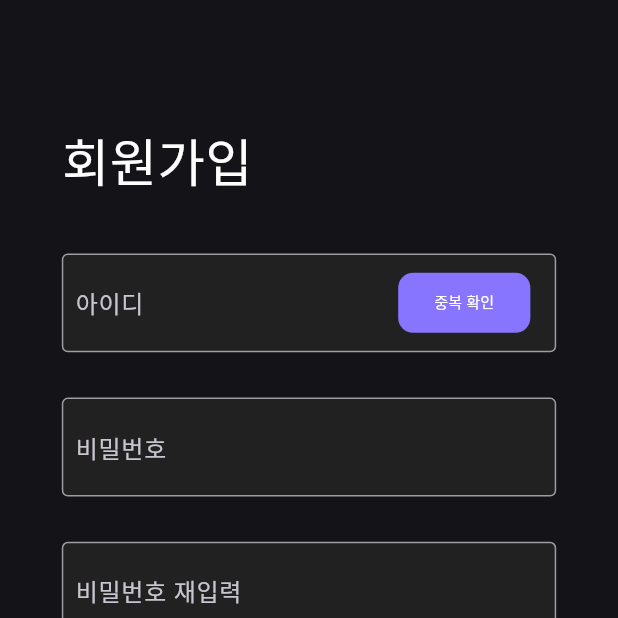
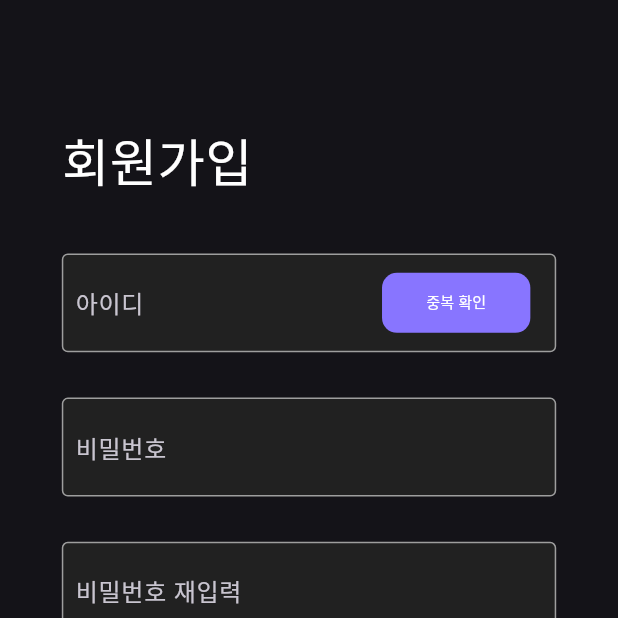
Before and after one commit to rlaxogh5079/TDLS_client, a Flutter app: the TDLSRegisterPage screen opened directly, on a phone screen of 412 x 824 dp, the top half of it. Run offline on Flutter 3.47's test engine with Material 3 defaults, Android fonts, the light colour scheme and no system bars; our stand-ins replace flutter_secure_storage, introduction_screen, responsive_sizer; accounts and stored records are empty; network calls fail.

Commit message:
:zap: 버튼 사용 기능 수정

```diff
--- a/lib/ui/widgets/input.dart
+++ b/lib/ui/widgets/input.dart
@@ -7,7 +7,7 @@ class TDLSInput extends StatefulWidget {
   final String hintText;
   final GlobalKey<FormState> formKey;
   final bool isPassword;
-  final String? Function(String) validator;
+  final String? Function(String)? validator;
   final bool isButtonRequired;
   final String? buttonText;
   final bool? isCheck;
@@ -20,7 +20,7 @@ class TDLSInput extends StatefulWidget {
     required this.labelText,
     required this.hintText,
     required this.formKey,
-    required this.validator,
+    this.validator,
     this.isPassword = false,
     this.isButtonRequired = false,
     this.buttonText,
@@ -40,7 +40,6 @@ class _TDLSInputState extends State<TDLSInput> {
   void initState() {
     super.initState();
     if (widget.isButtonRequired) {
-      assert(widget.isCheck != null, "Button의 isCheck옵션은 필수 입니다!");
       assert(widget.onPressed != null, "Button의 onPressed 메소드는 필수로 정의되어야 합니다!");
     }
   }
@@ -83,7 +82,9 @@ class _TDLSInputState extends State<TDLSInput> {
                         child: TextFormField(
                           onChanged: (value) {
                             setState(() {
-                              _errorText = widget.validator(value);
+                              if (widget.validator != null) {
+                                _errorText = widget.validator!(value);
+                              }
                             });
                           },
                           controller: widget.controller,
@@ -105,6 +106,8 @@ class _TDLSInputState extends State<TDLSInput> {
                           padding: EdgeInsets.symmetric(
                             horizontal: 2.w,
                           ),
+                          child: SizedBox(
+                            width: 12.h,
                             child: FilledButton(
                               onPressed: widget.isCheck!
                                   ? null
@@ -117,13 +120,15 @@ class _TDLSInputState extends State<TDLSInput> {
                                     Radius.circular(10),
                                   ),
                                 ),
-                              disabledBackgroundColor: const Color(0x888B87FF),
+                                disabledBackgroundColor:
+                                    const Color(0x888B87FF),
                               ),
                               child: Text(
                                 widget.buttonText ?? "중복 확인",
                                 style: TextStyle(
                                   color: Colors.white,
                                   fontSize: 13.sp,
+                                ),
                               ),
                             ),
                           ),
```
Lines whose indentation alone changed are shown as unchanged.
